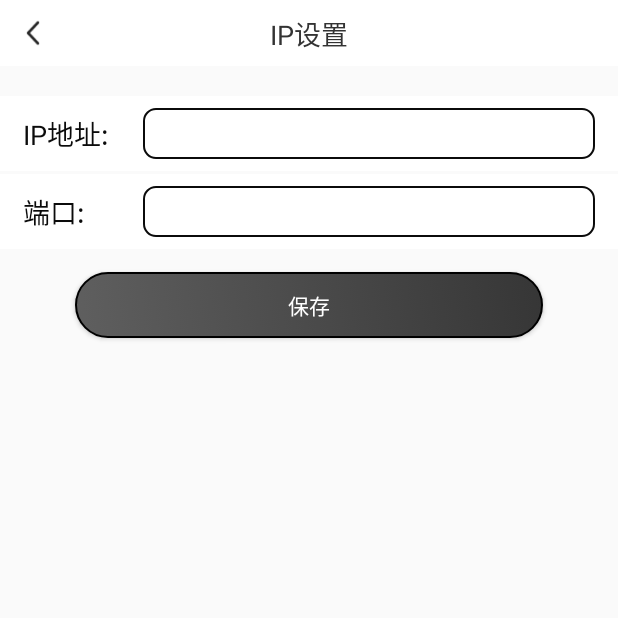
After one commit to SakyaZsl/ZXL_Project, an Android app: the IpSettingActivity screen opened directly, with no data from a screen before it, on a phone screen of 412 x 824 dp, the top half of it. The commit adds this screen. Run offline under Robolectric (Android 15) with nearby library versions, the phone set to English and light mode, and no system bars.

Commit message:
家里电脑提交

```diff
--- a/app/src/main/AndroidManifest.xml
+++ b/app/src/main/AndroidManifest.xml
@@ -71,6 +71,7 @@
         <activity android:name=".activity.RegisterGoodsActivity" />
         <activity android:name=".activity.UploadGoodsActivity" />
         <activity android:name=".activity.GiveBackActivity" />
+        <activity android:name=".activity.IpSettingActivity" />
         <activity
             android:name=".wxapi.WXEntryActivity"
             android:exported="true"
--- /dev/null
+++ b/app/src/main/java/com/car/bolang/activity/IpSettingActivity.kt
@@ -0,0 +1,47 @@
+package com.car.bolang.activity
+
+import android.content.Context
+import android.content.Intent
+import com.car.bolang.R
+import com.car.bolang.common.BaseActivity
+import com.car.bolang.util.Constants
+import com.car.bolang.util.PreferencesUtil
+import com.car.bolang.util.ToastUtils
+import kotlinx.android.synthetic.main.activity_common_head.*
+import kotlinx.android.synthetic.main.activity_ip_setting.*
+
+class IpSettingActivity :BaseActivity(){
+
+    companion object {
+        fun  startAction(context: Context){
+            val intent= Intent(context,IpSettingActivity::class.java)
+            context.startActivity(intent)
+        }
+    }
+    override fun setLayoutResID(): Int {
+        return R.layout.activity_ip_setting
+    }
+
+    override fun init() {
+        ivBack.setOnClickListener { finish() }
+        tvTitle.text="IP设置"
+        etIpAddress.setText(PreferencesUtil.getInstance().ipAddress.toString())
+        etIpPort.setText(PreferencesUtil.getInstance().ipPort.toString())
+    }
+
+    override fun initData() {
+        btnSaveIp.setOnClickListener {
+            if(etIpAddress.text.toString().isNullOrEmpty()){
+                ToastUtils.toastShort(this,"请输入ip地址")
+            }
+
+            if(etIpPort.text.toString().isNullOrEmpty()){
+                ToastUtils.toastShort(this,"请输入ip端口")
+            }
+
+            PreferencesUtil.getInstance().ipAddress = etIpAddress.text.toString()
+            PreferencesUtil.getInstance().ipPort = etIpPort.text.toString()
+            finish()
+        }
+    }
+}
--- a/app/src/main/java/com/car/bolang/util/PreferencesUtil.java
+++ b/app/src/main/java/com/car/bolang/util/PreferencesUtil.java
@@ -226,4 +226,21 @@ public class PreferencesUtil {
     public  void  setIsExpire(boolean isExpire){
         saveParam(ShareConstants.KEY_IS_EXPIRE,isExpire);
     }
+
+
+    public String getIpAddress(){
+        return preferences.getString(ShareConstants.KEY_IP_ADDRESS,"");
+    }
+
+    public  void  setIpAddress(String address){
+        saveParam(ShareConstants.KEY_IP_ADDRESS,address);
+    }
+
+    public String  getIpPort(){
+        return preferences.getString(ShareConstants.KEY_IP_PORT,"");
+    }
+
+    public  void  setIpPort(String port){
+        saveParam(ShareConstants.KEY_IP_PORT,port);
+    }
 }
--- a/app/src/main/java/com/car/bolang/util/ShareConstants.kt
+++ b/app/src/main/java/com/car/bolang/util/ShareConstants.kt
@@ -10,6 +10,8 @@ class ShareConstants {
         const val KEY_CARD_NAME="card_name"
         const val KEY_CARD_TIME="card_times"
         const val KEY_IS_EXPIRE="card_expire"
+        const val KEY_IP_ADDRESS="ip_address"
+        const val KEY_IP_PORT="ip_port"
 
     }
 }
--- /dev/null
+++ b/app/src/main/res/layout/activity_ip_setting.xml
@@ -0,0 +1,86 @@
+<?xml version="1.0" encoding="utf-8"?>
+<LinearLayout xmlns:android="http://schemas.android.com/apk/res/android"
+    android:orientation="vertical"
+    android:layout_width="match_parent"
+    android:layout_height="match_parent">
+
+    <include layout="@layout/activity_common_head"/>
+
+    <LinearLayout
+        android:layout_marginTop="20dp"
+        android:layout_width="match_parent"
+        android:orientation="horizontal"
+        android:gravity="center_vertical"
+        android:background="@color/white"
+        android:layout_height="50dp">
+
+
+        <TextView
+            android:text="IP地址:"
+            android:layout_marginLeft="15dp"
+            android:textColor="@color/text_color_b"
+            android:textSize="@dimen/text_size_xxl"
+            android:layout_width="80dp"
+            android:layout_height="wrap_content"/>
+
+
+        <EditText
+            android:id="@+id/etIpAddress"
+            android:background="@drawable/shape_bg_search"
+            android:layout_marginTop="8dp"
+            android:textSize="@dimen/text_size_xxl"
+            android:textColor="@color/text_color_black"
+            android:paddingLeft="6dp"
+            android:gravity="center_vertical"
+            android:layout_marginBottom="8dp"
+            android:layout_marginRight="15dp"
+            android:layout_width="match_parent"
+            android:layout_height="match_parent"/>
+
+    </LinearLayout>
+
+
+
+
+    <LinearLayout
+        android:layout_marginTop="2dp"
+        android:layout_width="match_parent"
+        android:orientation="horizontal"
+        android:gravity="center_vertical"
+        android:background="@color/white"
+        android:layout_height="50dp">
+
+
+        <TextView
+            android:text="端口:"
+            android:layout_marginLeft="15dp"
+            android:textColor="@color/text_color_b"
+            android:textSize="@dimen/text_size_xxl"
+            android:layout_width="80dp"
+            android:layout_height="wrap_content"/>
+
+
+        <EditText
+            android:id="@+id/etIpPort"
+            android:background="@drawable/shape_bg_search"
+            android:layout_marginTop="8dp"
+            android:inputType="number"
+            android:textSize="@dimen/text_size_xxl"
+            android:textColor="@color/text_color_black"
+            android:paddingLeft="6dp"
+            android:gravity="center_vertical"
+            android:layout_marginBottom="8dp"
+            android:layout_marginRight="15dp"
+            android:layout_width="match_parent"
+            android:layout_height="match_parent"/>
+
+    </LinearLayout>
+
+    <Button
+        android:text="保存"
+        android:id="@+id/btnSaveIp"
+        android:layout_marginTop="15dp"
+        style="@style/common_button_commit"/>
+
+
+</LinearLayout>
--- a/app/src/main/res/layout/fragment_me.xml
+++ b/app/src/main/res/layout/fragment_me.xml
@@ -126,7 +126,7 @@
             <TextView
                 style="@style/tv_me_page_item"
                 android:layout_marginTop="2dp"
-                android:text="学习中心" />
+                android:text="IP设置" />
 
             <ImageView style="@style/iv_me_page_item" />
 
```
Also changed, not shown: app/src/main/java/com/car/bolang/activity/GiveBackActivity.kt (+13 -0 lines), app/src/main/java/com/car/bolang/activity/RegisterGoodsActivity.kt (+75 -43 lines), app/src/main/java/com/car/bolang/fragment/MeFragment.kt (+3 -6 lines).
